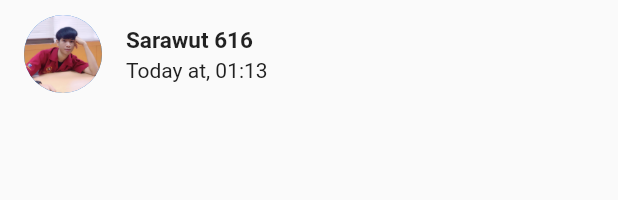
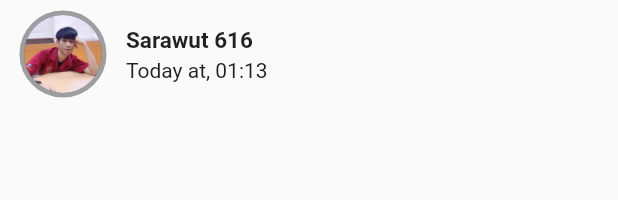
Before and after one commit to namosarawut/chatApp, a Flutter app: the OthersStatus widget shown alone on an empty page, opened directly, on a phone screen of 412 x 824 dp. Shown: the top 200 px of the screen. Run offline on Flutter 3.47's test engine with Material 2 defaults, Android fonts, the phone set to English and light mode, and no system bars; our stand-ins replace camera, flutter_svg, socket_io_client, video_player; Roboto replaces fonts that are missing (OpenSans).

Commit message:
update CustomPaint

```diff
--- a/lib/CustomUI/StatusPage/other_status.dart
+++ b/lib/CustomUI/StatusPage/other_status.dart
@@ -1,28 +1,83 @@
+import 'dart:math';
+
 import 'package:flutter/material.dart';
 
 class OthersStatus extends StatelessWidget {
   final String? name;
   final String? time;
   final String? imgpath;
-   OthersStatus({Key? key,this.name,this.time,this.imgpath}) : super(key: key);
+  final bool? isSeen;
+  final int? statusNum;
+
+  OthersStatus(
+      {Key? key,
+      this.name,
+      this.time,
+      this.imgpath,
+      this.isSeen,
+      this.statusNum})
+      : super(key: key);
 
   @override
   Widget build(BuildContext context) {
     return ListTile(
-      leading: CircleAvatar(
-        radius: 26,
-        backgroundImage: AssetImage("${imgpath}"),
+      leading: CustomPaint(
+        painter: StatusPainter(isSeen: isSeen, statusNum: statusNum),
+        child: CircleAvatar(
+          radius: 26,
+          backgroundImage: AssetImage("${imgpath}"),
+        ),
       ),
       title: Text(
         "${name}",
-        style: TextStyle(fontWeight: FontWeight.bold,fontSize: 15),
-
+        style: TextStyle(fontWeight: FontWeight.bold, fontSize: 15),
       ),
       subtitle: Text(
         "Today at, ${time}",
-        style: TextStyle(fontSize: 14,color: Colors.grey[900]),
-
+        style: TextStyle(fontSize: 14, color: Colors.grey[900]),
       ),
     );
   }
 }
+
+degreeToAngle(double degree) {
+  return degree * pi / 180;
+}
+
+class StatusPainter extends CustomPainter {
+  bool? isSeen;
+  int? statusNum;
+
+  StatusPainter({this.isSeen, this.statusNum});
+
+  @override
+  void paint(Canvas canvas, Size size) {
+    final Paint paint = Paint()
+      ..isAntiAlias = true
+      ..strokeWidth = 6.0
+      ..color = isSeen! ? Colors.grey : Colors.indigo
+      ..style = PaintingStyle.stroke;
+    drawArc(canvas, size, paint);
+  }
+
+  void drawArc(Canvas canvas, Size size, Paint paint) {
+  if(statusNum == 1){
+    canvas.drawArc(Rect.fromLTWH(0.0, 0.0, size.width, size.height),
+        degreeToAngle(0), degreeToAngle(360), false, paint);
+  }else{
+    double degree = -90;
+    double arc = 360 / statusNum!;
+    for (int i = 0;i<statusNum!;i++)
+      {
+        canvas.drawArc(Rect.fromLTWH(0.0, 0.0, size.width, size.height),
+            degreeToAngle(degree+4), degreeToAngle(arc -8), false, paint);
+        degree += arc;
+      }
+  }
+  }
+
+  @override
+  bool shouldRepaint(covariant CustomPainter oldDelegate) {
+    return true;
+  }
+}
--- a/lib/Page/status_page.dart
+++ b/lib/Page/status_page.dart
@@ -50,9 +50,9 @@ class _StatusPageState extends State<StatusPage> {
             ),
             HeadOwnStatus(),
             Buildlabel(context,"Recent Update"),
-            OthersStatus(name: "Sarawut 616",time: "01:13",imgpath: "assets/profile1.jpg",),
-            OthersStatus(name: "Sarawut 838",time: "02:23",imgpath: "assets/profile2.jpg",),
-            OthersStatus(name: "Sarawut 777",time: "03:33",imgpath: "assets/profile3.jpg",),
+            OthersStatus(name: "Sarawut 616",time: "01:13",imgpath: "assets/profile1.jpg",isSeen:true,statusNum: 1,),
+            OthersStatus(name: "Sarawut 838",time: "02:23",imgpath: "assets/profile2.jpg",isSeen:false,statusNum: 3,),
+            OthersStatus(name: "Sarawut 777",time: "03:33",imgpath: "assets/profile3.jpg",isSeen:true,statusNum: 10,),
             SizedBox(
               height: 10,
             ),
```
Also changed, not shown: assets/bg.png (added).
